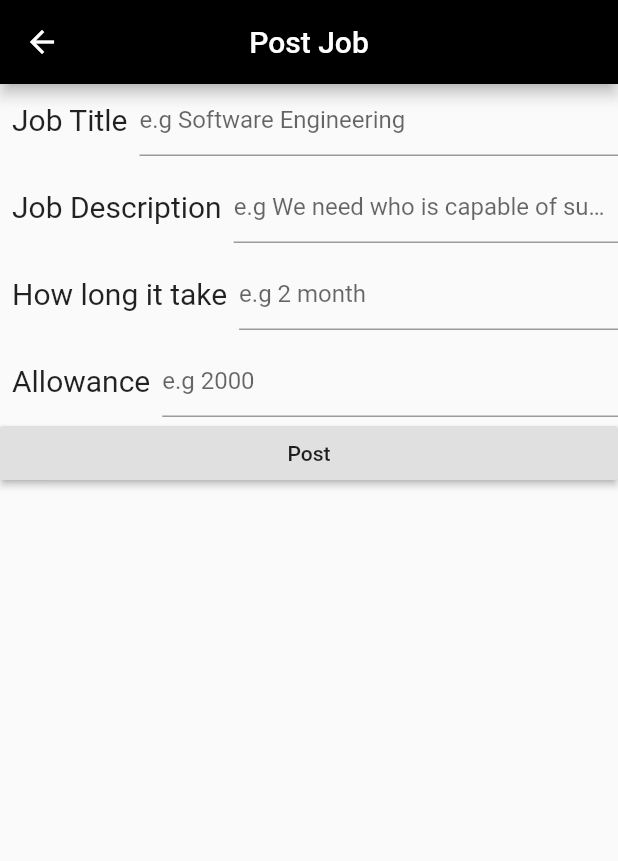
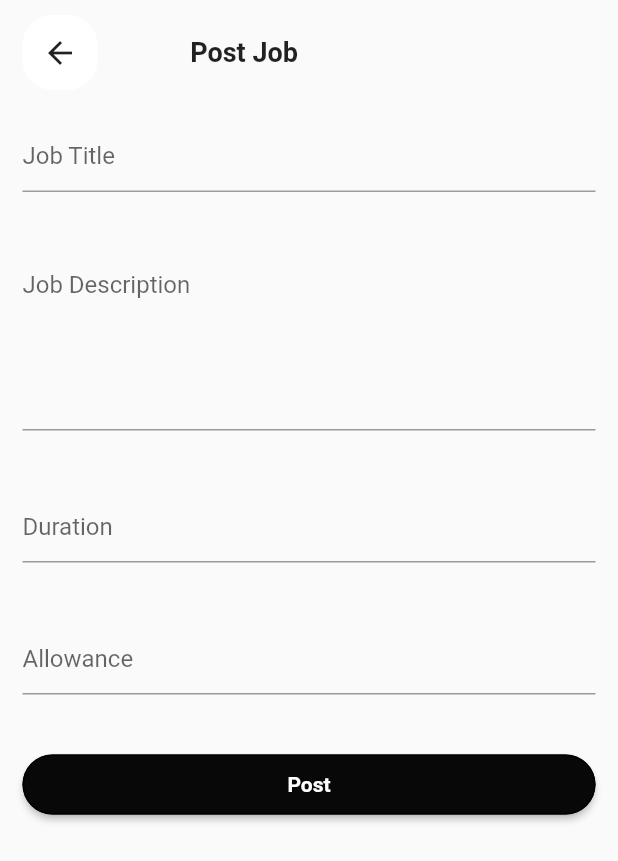
Before and after one commit to titusfrezer/Internship_platform, a Flutter app: the PostJob screen opened directly with empty values, on a phone screen of 412 x 824 dp. Shown: the top 861 px of the screen. Run offline on Flutter 3.47's test engine with Material 2 defaults, Android fonts, the phone set to English and light mode, and no system bars; our stand-ins replace connectivity, file_picker, firebase_auth, firebase_database, firebase_storage, flushbar and 4 more; missing offline and left inert: flutter_plugin_pdf_viewer; accounts and stored records are empty; Roboto replaces fonts that are missing (Delius).

Commit message:
Sent application re commit

```diff
--- a/lib/Employer/PostJob.dart
+++ b/lib/Employer/PostJob.dart
@@ -4,6 +4,7 @@ import 'package:flushbar/flushbar.dart';
 import 'package:flutter/material.dart';
 import 'package:flutter/services.dart';
 import 'package:flutter_spinkit/flutter_spinkit.dart';
+import 'package:google_fonts/google_fonts.dart';
 import 'package:internship_platform/Intern/Utilities/variables.dart';
 import 'package:intl/intl.dart';
 
@@ -78,37 +79,87 @@ class _PostJobState extends State<PostJob> {
   @override
   Widget build(BuildContext context) {
     return Scaffold(
-      appBar: AppBar(
-        title: Text('Post Job'),
-        centerTitle: true,
-        backgroundColor: Colors.black,
+      // appBar: AppBar(
+      //   title: Text('Post Job'),
+      //   centerTitle: true,
+      //   backgroundColor: Colors.black,
+      // ),
+      body: SafeArea(
+        child: Column(
+          children: [
+            Padding(
+              padding: EdgeInsets.symmetric(horizontal: 15, vertical: 10),
+              child: Row(
+                children: [
+                  Container(
+                    height: 50,
+                    width: 50,
+                    decoration: BoxDecoration(
+                        color: myColor.myWhite,
+                        borderRadius: BorderRadius.circular(20)),
+                    child: IconButton(
+                        icon: Icon(Icons.arrow_back),
+                        onPressed: () {
+                          Navigator.of(context).pop();
+                        }),
                   ),
-      body: ListView(
+                  Container(
+                    margin: EdgeInsets.only(
+                        left: MediaQuery.of(context).size.width * 0.15),
+                    alignment: Alignment.center,
+                    child: Text(
+                      "Post Job",
+                      style: TextStyle(
+                          fontSize: 18, fontWeight: FontWeight.bold),
+                    ),
+                  ),
+                ],
+              ),
+            ),
+            Expanded(
+              child: ListView(
                 children: <Widget>[
                   reusableRow('Job Title', jobTitleController,
-              FilteringTextInputFormatter.allow(RegExp(r'[a-z A-Z]')),TextInputType.text,'e.g Software Engineering'),
+                      FilteringTextInputFormatter.allow(RegExp(r'[a-z A-Z]')),TextInputType.text,'Job Title',1),
                   SizedBox(
-            height: 10,
+                    height: 20,
                   ),
                   reusableRow('Job Description', jobDescriptionController,
-              FilteringTextInputFormatter.allow(RegExp(r'[0-9 a-z A-Z]')),TextInputType.text,'e.g We need who is capable of submitting withing 2 month'),
+                      FilteringTextInputFormatter.allow(RegExp(r'[0-9 a-z A-Z]')),TextInputType.text,'Job Description',5),
                   SizedBox(
-            height: 10,
+                    height: 20,
                   ),
                   reusableRow('How long it take', forhowLong,
-              FilteringTextInputFormatter.allow(RegExp(r'[a-z A-Z 0-9]')),TextInputType.text,'e.g 2 month'),
+                      FilteringTextInputFormatter.allow(RegExp(r'[a-z A-Z 0-9]')),TextInputType.text,'Duration',1),
                   SizedBox(
-            height: 10,
+                    height: 20,
                   ),
                   reusableRow('Allowance', allowanceController,
-              FilteringTextInputFormatter.digitsOnly,TextInputType.number,'e.g 2000'),
+                      FilteringTextInputFormatter.digitsOnly,TextInputType.number,'Allowance',1),
+                  SizedBox(
+                    height: 20,
+                  ),
+                  Container(
+                    height: 60,
+                    padding: EdgeInsets.symmetric(horizontal: 15, vertical: 10),
 
-          RaisedButton(
+                    child: RaisedButton(
+                        color: myColor.myBlack,
+                        shape: RoundedRectangleBorder(
+
+
+                            side: BorderSide(
+                                color: Colors.black,
+                                width: 1,
+                                style: BorderStyle.solid),
+                            borderRadius: BorderRadius.circular(50)),
                         child: isloading
                             ? SpinKitWave(
                                 color: Colors.pinkAccent,
                               )
-                  : Text('Post'),
+                            : Text('Post',style: GoogleFonts.delius(
+                            fontWeight: FontWeight.w600,
+                            color: myColor.myWhite)),
                         onPressed: () async {
                           setState(() {
                             isloading = true;
@@ -150,6 +201,7 @@ class _PostJobState extends State<PostJob> {
                             )..show(context);
                           }
                         }),
+                  ),
 
 //          RaisedButton(
 //            child: Text('logout'),
@@ -160,20 +212,26 @@ class _PostJobState extends State<PostJob> {
 //          )
                 ],
               ),
+            ),
+          ],
+        ),
+      ),
     );
   }
 }
 
-Widget reusableRow(name, controller, inputFormat,inputType,hintText) {
-  return Row(
+Widget reusableRow(name, controller, inputFormat,inputType,hintText,line) {
+  return Padding(
+    padding: EdgeInsets.symmetric(horizontal: 15, vertical: 10),
+    child: Row(
       children: <Widget>[
-      Padding(
-        padding: const EdgeInsets.all(8.0),
-        child: Text(
-          name,
-          style: TextStyle(fontSize: 20),
-        ),
-      ),
+        // Padding(
+        //   padding: const EdgeInsets.all(8.0),
+        //   child: Text(
+        //     name,
+        //     style: TextStyle(fontSize: 20),
+        //   ),
+        // ),
         Expanded(
           child: TextField(
 
@@ -182,8 +240,10 @@ Widget reusableRow(name, controller, inputFormat,inputType,hintText) {
               decoration: InputDecoration(
                 hintText: hintText
               ),
+              maxLines: line,
               controller: controller),
         )
       ],
+    ),
   );
 }
--- a/lib/Employer/PostedByCategory.dart
+++ b/lib/Employer/PostedByCategory.dart
@@ -382,7 +382,7 @@ backgroundColor: myColor.myBackground,
                       }
                     }
                   } else {
-                    return SpinKitWave(color: Colors.pink,);
+                    return SpinKitWave(color: myColor.myBlack,);
                   }
                   return Center(child: Text('No post from this category'));
                 },
@@ -398,11 +398,12 @@ backgroundColor: myColor.myBackground,
           Navigator.of(context).push(MaterialPageRoute(
               builder: (context) => PostJob(widget.category)));
         },
-        backgroundColor: Colors.black,
+        backgroundColor: myColor.myBlack,
+        foregroundColor: myColor.myWhite,
         shape: RoundedRectangleBorder(
             borderRadius: BorderRadius.circular(50)
         ),
-        child: Icon(Icons.add, size: 25, color: Colors.pink,),
+        child: Icon(Icons.add, size: 25),
       ),
     );
   }
```
Lines whose indentation alone changed are shown as unchanged.
